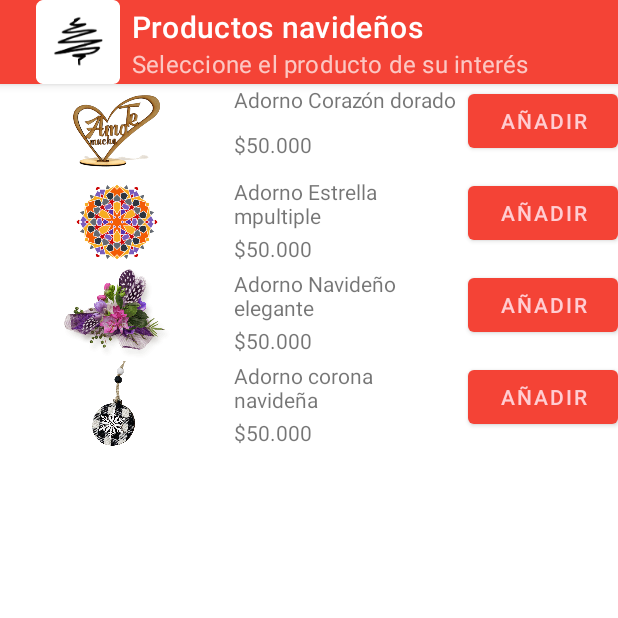
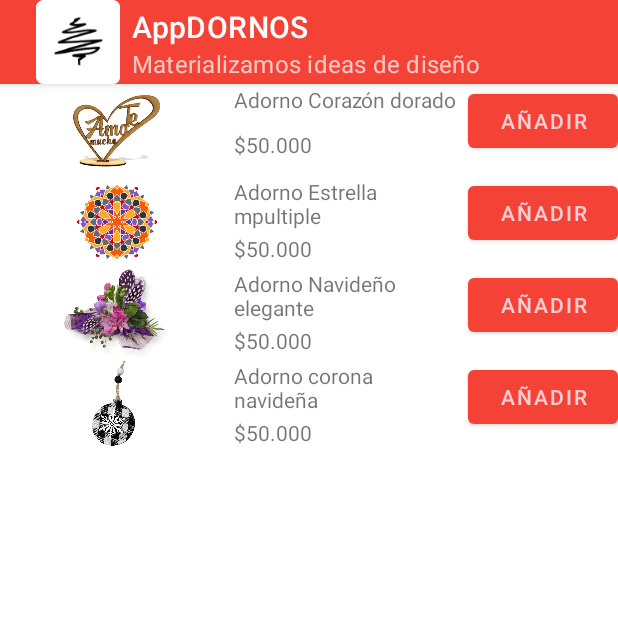
Before and after one commit to romabego1981/AdornosTienda, an Android app: the screen it shows after launch (Productos), in the options menu, after a tap on "Productos", on a phone screen of 412 x 824 dp, the top half of it. Run offline under Robolectric (Android 15) with nearby library versions, the phone set to English and light mode, and no system bars.

Commit message:
Modificacion Tittle y Subtittle de todas las activity

```diff
--- a/app/src/main/java/usa/sesion1/adornostienda/Contacto.java
+++ b/app/src/main/java/usa/sesion1/adornostienda/Contacto.java
@@ -15,8 +15,8 @@ public class Contacto extends AppCompatActivity {
         setContentView(R.layout.activity_contacto);
 
         getSupportActionBar().setDisplayShowHomeEnabled(true);
-        getSupportActionBar().setTitle("TIENDA DE ADORNOS");
-        getSupportActionBar().setSubtitle("Un adorno para cada ocasión");
+        getSupportActionBar().setTitle("AppDORNOS");
+        getSupportActionBar().setSubtitle("Materializamos ideas de diseño");
         getSupportActionBar().setLogo(R.mipmap.ic_icon_adorno);
         getSupportActionBar().setDisplayUseLogoEnabled(true);
 
--- a/app/src/main/java/usa/sesion1/adornostienda/MainActivity.java
+++ b/app/src/main/java/usa/sesion1/adornostienda/MainActivity.java
@@ -46,8 +46,8 @@ public class MainActivity extends AppCompatActivity implements View.OnClickListe
         setContentView(R.layout.activity_main);
 
         getSupportActionBar().setDisplayShowHomeEnabled(true);
-        getSupportActionBar().setTitle("TIENDA DE ADORNOS");
-        getSupportActionBar().setSubtitle("Un adorno para cada ocasión");
+        getSupportActionBar().setTitle("AppDORNOS");
+        getSupportActionBar().setSubtitle("Materializamos ideas de diseño");
         getSupportActionBar().setLogo(R.mipmap.ic_icon_adorno);
         getSupportActionBar().setDisplayUseLogoEnabled(true);
 
--- a/app/src/main/java/usa/sesion1/adornostienda/Productos.java
+++ b/app/src/main/java/usa/sesion1/adornostienda/Productos.java
@@ -26,8 +26,8 @@ public class Productos extends AppCompatActivity  implements View.OnClickListene
         setContentView(R.layout.activity_productos);
 
         getSupportActionBar().setDisplayShowHomeEnabled(true);
-        getSupportActionBar().setTitle("Productos navideños");
-        getSupportActionBar().setSubtitle("Seleccione el producto de su interés");
+        getSupportActionBar().setTitle("AppDORNOS");
+        getSupportActionBar().setSubtitle("Materializamos ideas de diseño");
         getSupportActionBar().setLogo(R.mipmap.ic_icon_adorno);
         getSupportActionBar().setDisplayUseLogoEnabled(true);
 
--- a/app/src/main/java/usa/sesion1/adornostienda/Servicios.java
+++ b/app/src/main/java/usa/sesion1/adornostienda/Servicios.java
@@ -25,8 +25,8 @@ public class Servicios extends AppCompatActivity  implements View.OnClickListene
         setContentView(R.layout.activity_servicios);
 
         getSupportActionBar().setDisplayShowHomeEnabled(true);
-        getSupportActionBar().setTitle("Servicios de DECORACIÓN");
-        getSupportActionBar().setSubtitle("Le prestamos el mejor servicio para sus eventos.");
+        getSupportActionBar().setTitle("AppDORNOS");
+        getSupportActionBar().setSubtitle("Materializamos ideas de diseño");
         getSupportActionBar().setLogo(R.mipmap.ic_icon_adorno);
         getSupportActionBar().setDisplayUseLogoEnabled(true);
 
```
